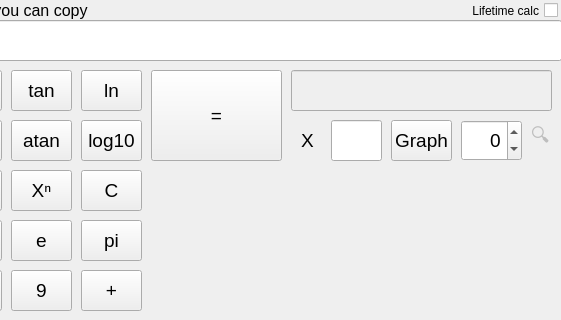
This is src/gui/smartcalc.ui in nikfrants/SmartCalc_v1.0 as Qt 5 draws it before an edit; both pictures show x 139 to 700 and y 0 to 320 of the 700 by 471 pixel window. The edited form follows.
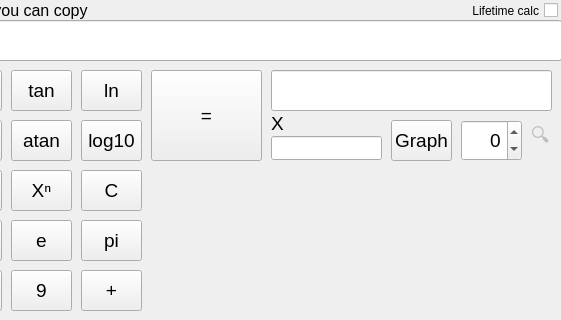
This is the edited form. Custom widgets are drawn as their Qt base class.

```diff
--- a/src/gui/smartcalc.ui
+++ b/src/gui/smartcalc.ui
@@ -73,13 +73,13 @@
    </widget>
    <widget class="QLineEdit" name="lineEdit_answer">
     <property name="enabled">
-     <bool>false</bool>
+     <bool>true</bool>
     </property>
     <property name="geometry">
      <rect>
-      <x>430</x>
+      <x>410</x>
       <y>70</y>
-      <width>261</width>
+      <width>281</width>
       <height>41</height>
      </rect>
     </property>
@@ -368,7 +368,7 @@
      <rect>
       <x>290</x>
       <y>70</y>
-      <width>131</width>
+      <width>111</width>
       <height>91</height>
      </rect>
     </property>
@@ -405,15 +405,18 @@
    <widget class="QLineEdit" name="lineEdit_X_value">
     <property name="geometry">
      <rect>
-      <x>470</x>
-      <y>120</y>
-      <width>51</width>
-      <height>41</height>
+      <x>410</x>
+      <y>136</y>
+      <width>111</width>
+      <height>24</height>
      </rect>
     </property>
     <property name="inputMethodHints">
      <set>Qt::ImhPreferNumbers</set>
     </property>
+    <property name="text">
+     <string/>
+    </property>
    </widget>
    <widget class="QSpinBox" name="spinBox_scale_range">
     <property name="geometry">
@@ -468,10 +471,10 @@
    <widget class="QLabel" name="label_text_X">
     <property name="geometry">
      <rect>
-      <x>440</x>
-      <y>120</y>
-      <width>21</width>
-      <height>41</height>
+      <x>410</x>
+      <y>113</y>
+      <width>111</width>
+      <height>21</height>
      </rect>
     </property>
     <property name="text">
```
